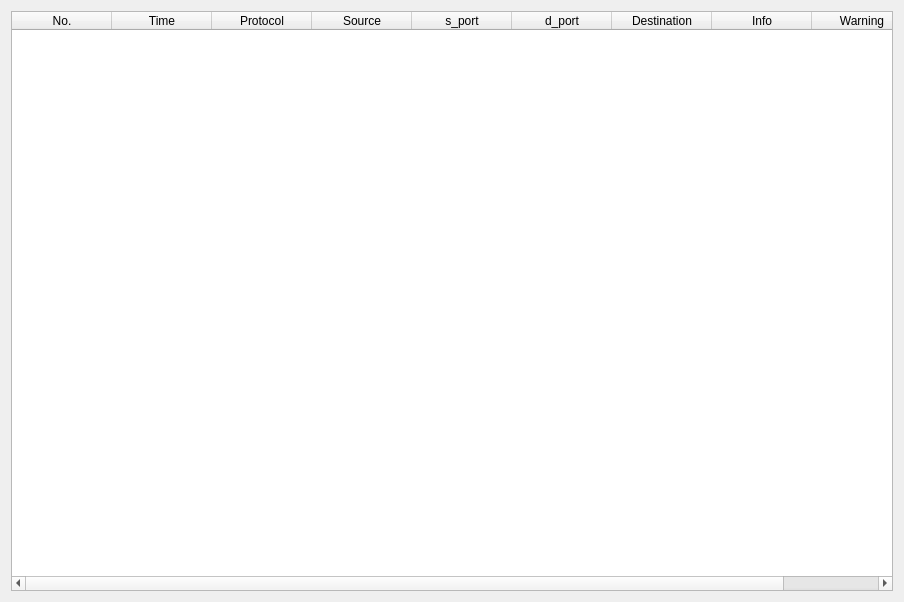
Above: forms/Analyzewindow.ui from HyungJoonLEE/Lazyshark before the change. Below: the same form after it.
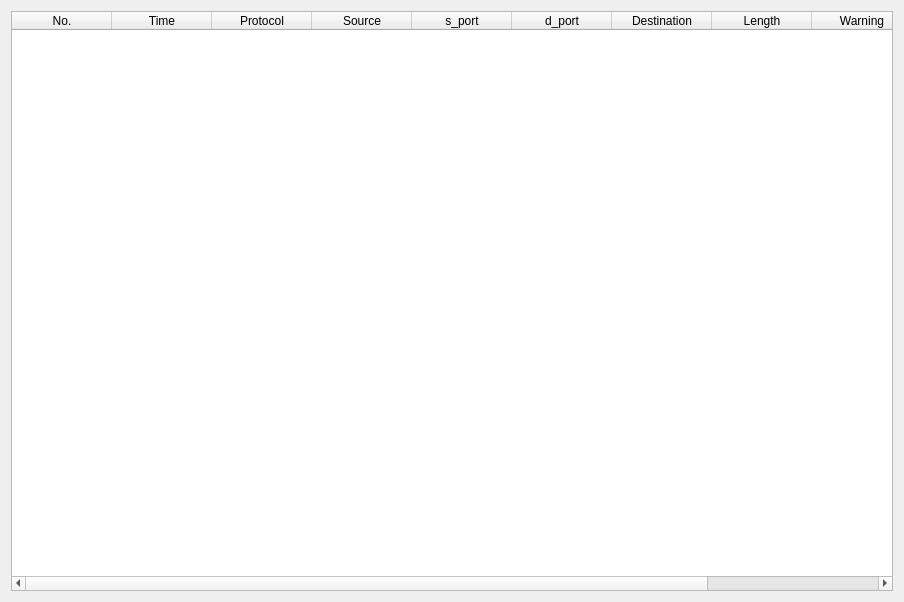
That is the form after the change.

The edit to the form file:
```diff
--- a/forms/Analyzewindow.ui
+++ b/forms/Analyzewindow.ui
@@ -53,7 +53,7 @@
      </column>
      <column>
       <property name="text">
-       <string>Info</string>
+       <string>Length</string>
       </property>
      </column>
      <column>
@@ -61,6 +61,11 @@
        <string>Warning</string>
       </property>
      </column>
+     <column>
+      <property name="text">
+       <string>Data</string>
+      </property>
+     </column>
     </widget>
    </item>
   </layout>
```
